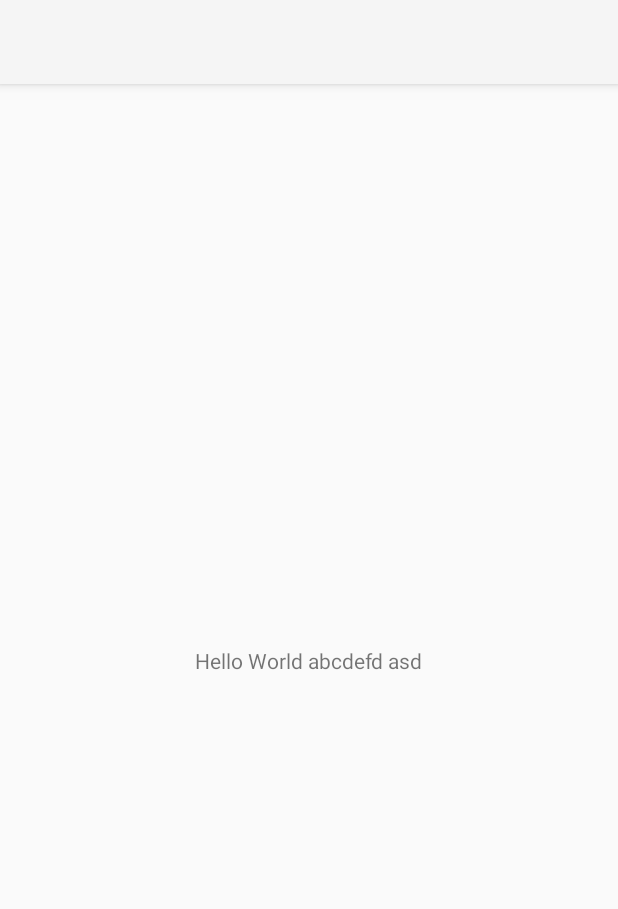
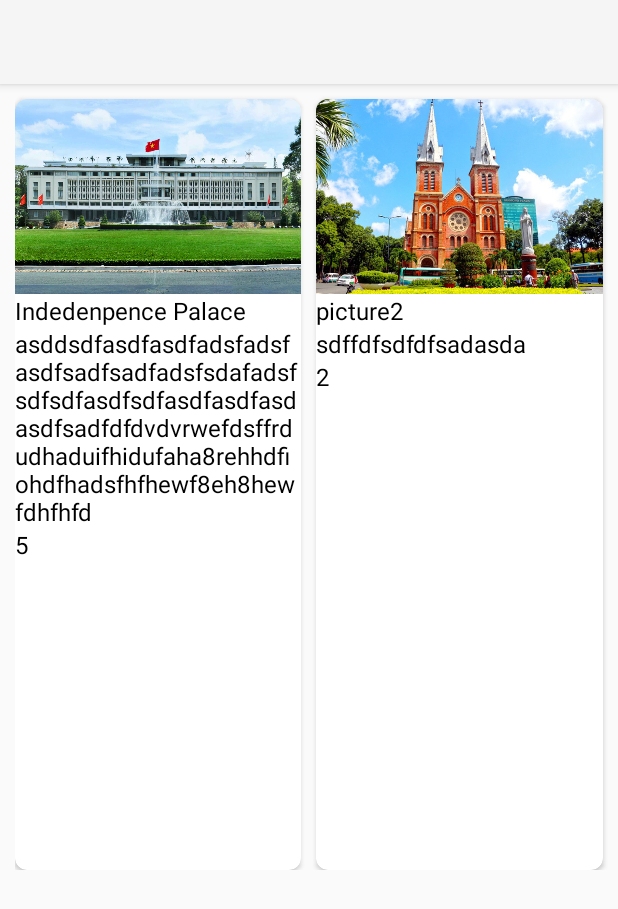
Before and after one commit to Kactus999/mobilemidterm, an Android app: the screen it shows after launch (MainActivity), on a phone screen of 412 x 824 dp. Shown: the top 909 px of the screen. Run offline under Robolectric (Android 15) with nearby library versions, the phone set to English and light mode, and no system bars.

Commit message:
display list of landmark

```diff
--- /dev/null
+++ b/app/src/main/java/com/midterm/project/touristguide/Landmark.java
@@ -0,0 +1,47 @@
+package com.midterm.project.touristguide;
+
+public class Landmark {
+    private int resourceImage;
+    private String name;
+    private String description;
+    private String rating;
+
+    public Landmark(int resourceImage, String name, String description, String rating) {
+        this.resourceImage = resourceImage;
+        this.name = name;
+        this.description = description;
+        this.rating = rating;
+    }
+
+    public int getResourceImage() {
+        return resourceImage;
+    }
+
+    public void setResourceImage(int resourceImage) {
+        this.resourceImage = resourceImage;
+    }
+
+    public String getName() {
+        return name;
+    }
+
+    public void setName(String name) {
+        this.name = name;
+    }
+
+    public String getDescription() {
+        return description;
+    }
+
+    public void setDescription(String description) {
+        this.description = description;
+    }
+
+    public String getRating() {
+        return rating;
+    }
+
+    public void setRating(String rating) {
+        this.rating = rating;
+    }
+}
--- /dev/null
+++ b/app/src/main/java/com/midterm/project/touristguide/LandmarkAdapter.java
@@ -0,0 +1,68 @@
+package com.midterm.project.touristguide;
+
+import android.content.Context;
+import android.view.LayoutInflater;
+import android.view.View;
+import android.view.ViewGroup;
+import android.widget.ImageView;
+import android.widget.TextView;
+
+import androidx.annotation.NonNull;
+import androidx.recyclerview.widget.RecyclerView;
+
+import java.util.List;
+
+public class LandmarkAdapter extends RecyclerView.Adapter<LandmarkAdapter.LandMarkViewHolder> {
+    private Context mContext;
+    private List<Landmark> mListLandmark;
+
+    public LandmarkAdapter(Context mContext) {
+        this.mContext = mContext;
+    }
+    public void setData(List<Landmark> list){
+        this.mListLandmark = list;
+        notifyDataSetChanged();
+    }
+    @NonNull
+    @Override
+    public LandMarkViewHolder onCreateViewHolder(@NonNull ViewGroup parent, int viewType) {
+        View view = LayoutInflater.from(parent.getContext()).inflate(R.layout.item_landmark,parent,false);
+        return new LandMarkViewHolder(view);
+    }
+
+    @Override
+    public void onBindViewHolder(@NonNull LandMarkViewHolder holder, int position) {
+        Landmark landmark = mListLandmark.get(position);
+        if(landmark == null){
+            return;
+        }
+        holder.imgLandmark.setImageResource(landmark.getResourceImage());
+        holder.name.setText(landmark.getName());
+        holder.description.setText(landmark.getDescription());
+        holder.rating.setText(landmark.getRating());
+    }
+
+    @Override
+    public int getItemCount() {
+        if(mListLandmark != null){
+            return mListLandmark.size();
+        }
+        return 0;
+    }
+
+    public class LandMarkViewHolder extends RecyclerView.ViewHolder {
+        private ImageView imgLandmark;
+        private TextView name;
+        private TextView description;
+        private TextView rating;
+
+        public LandMarkViewHolder(@NonNull View itemView) {
+            super(itemView);
+
+            imgLandmark = itemView.findViewById(R.id.image_landmark);
+            name = itemView.findViewById(R.id.tv_name);
+            description = itemView.findViewById(R.id.tv_description);
+            rating = itemView.findViewById(R.id.rating);
+        }
+    }
+}
--- a/app/src/main/java/com/midterm/project/touristguide/MainActivity.java
+++ b/app/src/main/java/com/midterm/project/touristguide/MainActivity.java
@@ -1,14 +1,40 @@
 package com.midterm.project.touristguide;
 
 import androidx.appcompat.app.AppCompatActivity;
+import androidx.recyclerview.widget.GridLayoutManager;
+import androidx.recyclerview.widget.RecyclerView;
 
 import android.os.Bundle;
 
+import java.util.ArrayList;
+import java.util.List;
+
 public class MainActivity extends AppCompatActivity {
+    private RecyclerView rvcLandmark;
+    private LandmarkAdapter mLandmarkAdapter;
 
     @Override
     protected void onCreate(Bundle savedInstanceState) {
         super.onCreate(savedInstanceState);
         setContentView(R.layout.activity_main);
+
+        rvcLandmark = findViewById(R.id.rcv_landmark);
+        mLandmarkAdapter = new LandmarkAdapter(this);
+
+        GridLayoutManager gridLayoutManager = new GridLayoutManager(this,2);
+        rvcLandmark.setLayoutManager(gridLayoutManager);
+
+        mLandmarkAdapter.setData(getListLandmark());
+        rvcLandmark.setAdapter(mLandmarkAdapter);
+    }
+
+    private List<Landmark> getListLandmark() {
+        List<Landmark> list = new ArrayList<>();
+        list.add(new Landmark(R.drawable.picture_1,"Indedenpence Palace","asddsdfasdfasdfadsfadsfasdfsadfsadfadsfsdafadsfsdfsdfasdfsdfasdfasdfasdasdfsadfdfdvdvrwefdsffrdudhaduifhidufaha8rehhdfiohdfhadsfhfhewf8eh8hewfdhfhfd","5"));
+        list.add(new Landmark(R.drawable.picture_2,"picture2","sdffdfsdfdfsadasda","2"));
+        list.add(new Landmark(R.drawable.picture_3,"picture3","efvc","4"));
+        list.add(new Landmark(R.drawable.picture_4,"picture4","ads","3"));
+
+        return list;
     }
 }
--- a/app/src/main/res/layout/activity_main.xml
+++ b/app/src/main/res/layout/activity_main.xml
@@ -1,18 +1,18 @@
 <?xml version="1.0" encoding="utf-8"?>
-<androidx.constraintlayout.widget.ConstraintLayout xmlns:android="http://schemas.android.com/apk/res/android"
+<RelativeLayout xmlns:android="http://schemas.android.com/apk/res/android"
     xmlns:app="http://schemas.android.com/apk/res-auto"
     xmlns:tools="http://schemas.android.com/tools"
     android:layout_width="match_parent"
     android:layout_height="match_parent"
     tools:context=".MainActivity">
 
-    <TextView
-        android:layout_width="wrap_content"
+
+
+    <androidx.recyclerview.widget.RecyclerView
+        android:id="@+id/rcv_landmark"
+        android:layout_width="match_parent"
         android:layout_height="wrap_content"
-        android:text="Hello World abcdefd asd"
-        app:layout_constraintBottom_toBottomOf="parent"
-        app:layout_constraintEnd_toEndOf="parent"
-        app:layout_constraintStart_toStartOf="parent"
-        app:layout_constraintTop_toTopOf="parent" />
+        android:layout_marginStart="10dp"
+        android:layout_marginBottom="10dp" />
 
-</androidx.constraintlayout.widget.ConstraintLayout>
+</RelativeLayout>
--- /dev/null
+++ b/app/src/main/res/layout/item_landmark.xml
@@ -0,0 +1,50 @@
+<?xml version="1.0" encoding="utf-8"?>
+<androidx.cardview.widget.CardView xmlns:android="http://schemas.android.com/apk/res/android"
+    android:layout_width="match_parent"
+    android:layout_height="match_parent"
+    android:layout_marginTop="10dp"
+    android:layout_marginEnd="10dp"
+    xmlns:app="http://schemas.android.com/apk/res-auto"
+    app:cardCornerRadius="8dp">
+
+    <LinearLayout
+        android:layout_width="match_parent"
+        android:layout_height="wrap_content"
+        android:orientation="vertical">
+
+        <ImageView
+            android:id="@+id/image_landmark"
+            android:layout_width="match_parent"
+            android:layout_height="130dp"
+            android:src="@drawable/picture_1"
+            android:scaleType="centerCrop" />
+
+        <TextView
+            android:id="@+id/tv_name"
+            android:layout_width="wrap_content"
+            android:layout_height="match_parent"
+            android:textColor="@color/black"
+            android:textSize="16sp"
+            android:text="independence palace"/>
+
+        <TextView
+            android:id="@+id/tv_description"
+            android:layout_width="wrap_content"
+            android:layout_height="wrap_content"
+            android:textColor="@color/black"
+            android:textSize="16sp"
+            android:text="@string/app_name"/>
+
+        <TextView
+            android:id="@+id/rating"
+            android:layout_width="wrap_content"
+            android:layout_height="wrap_content"
+            android:textColor="@color/black"
+            android:textSize="16sp"
+            android:text="5/5"/>
+
+    </LinearLayout>
+
+
+
+</androidx.cardview.widget.CardView>
```
Also changed, not shown: app/src/main/res/drawable-v24/picture_1.jpg (added), app/src/main/res/drawable-v24/picture_2.jpg (added), app/src/main/res/drawable-v24/picture_3.png (added), app/src/main/res/drawable-v24/picture_4.jpg (added).
